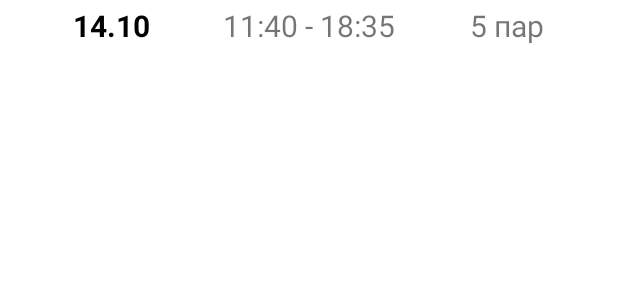
After one commit to qJay44/UnivApp, an Android app: the layout schedule_list_item.xml on its own in the app's theme, with its tools: preview values and no code run, on a phone screen of 412 x 824 dp. The commit adds this screen. Shown: the top 300 px of the screen. Run offline under Robolectric (Android 15) with nearby library versions, the phone set to English and light mode, and no system bars.

Commit message:
layouts, db, fragment list

```diff
--- /dev/null
+++ b/app/src/main/res/layout/schedule_list_item.xml
@@ -0,0 +1,40 @@
+<?xml version="1.0" encoding="utf-8"?>
+<androidx.constraintlayout.widget.ConstraintLayout xmlns:android="http://schemas.android.com/apk/res/android"
+    xmlns:app="http://schemas.android.com/apk/res-auto"
+    android:layout_width="match_parent"
+    android:layout_height="wrap_content"
+    android:layout_marginTop="3dp">
+
+    <TextView
+        android:id="@+id/tvDate"
+        android:layout_width="wrap_content"
+        android:layout_height="wrap_content"
+        android:text="@string/tvDate_example"
+        android:textSize="20sp"
+        android:textColor="@color/black"
+        android:textStyle="bold"
+        app:layout_constraintEnd_toStartOf="@+id/tvTimeStartEnd"
+        app:layout_constraintStart_toStartOf="parent"
+        app:layout_constraintTop_toTopOf="parent" />
+
+    <TextView
+        android:id="@+id/tvTimeStartEnd"
+        android:layout_width="wrap_content"
+        android:layout_height="wrap_content"
+        android:text="@string/tvTimeStartEnd_example"
+        android:textSize="20sp"
+        app:layout_constraintEnd_toEndOf="parent"
+        app:layout_constraintStart_toStartOf="parent"
+        app:layout_constraintTop_toTopOf="parent" />
+
+    <TextView
+        android:id="@+id/tvAmount"
+        android:layout_width="wrap_content"
+        android:layout_height="wrap_content"
+        android:text="@string/tvAmount_example"
+        android:textSize="20sp"
+        app:layout_constraintEnd_toEndOf="parent"
+        app:layout_constraintStart_toEndOf="@+id/tvTimeStartEnd"
+        app:layout_constraintTop_toTopOf="parent" />
+
+</androidx.constraintlayout.widget.ConstraintLayout>
--- a/app/src/main/res/values/strings.xml
+++ b/app/src/main/res/values/strings.xml
@@ -1,3 +1,6 @@
 <resources>
     <string name="app_name">UnivApp</string>
+    <string name="tvAmount_example">5 пар</string>
+    <string name="tvTimeStartEnd_example">11:40 - 18:35</string>
+    <string name="tvDate_example">14.10</string>
 </resources>
```
Also changed, not shown: app/build.gradle (+10 -0 lines), app/src/main/java/edu/muiv/univapp/Schedule.kt (added, +15 -0 lines), app/src/main/java/edu/muiv/univapp/ScheduleListFragment.kt (added, +101 -0 lines), app/src/main/java/edu/muiv/univapp/ScheduleListViewModel.kt (added, +9 -0 lines), app/src/main/java/edu/muiv/univapp/ScheduleRepository.kt (added, +36 -0 lines), app/src/main/java/edu/muiv/univapp/database/ScheduleDAO.kt (added, +12 -0 lines), app/src/main/java/edu/muiv/univapp/database/ScheduleDatabase.kt (added, +12 -0 lines), app/src/main/java/edu/muiv/univapp/database/ScheduleTypeConverters.kt (added, +27 -0 lines), app/src/main/res/layout/fragment_schedule_list.xml (added, +7 -0 lines).
